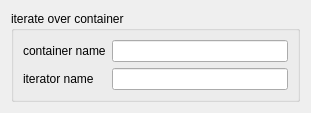
The window that DevelopmentHelper/IterateOverContainer.ui (Ulle84/UllesSourceCode) describes before a commit, drawn with Qt 5.
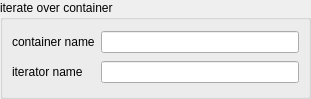
The same window after the commit.

```diff
--- a/DevelopmentHelper/IterateOverContainer.ui
+++ b/DevelopmentHelper/IterateOverContainer.ui
@@ -14,6 +14,18 @@
    <string>Form</string>
   </property>
   <layout class="QGridLayout" name="gridLayout">
+   <property name="leftMargin">
+    <number>0</number>
+   </property>
+   <property name="topMargin">
+    <number>0</number>
+   </property>
+   <property name="rightMargin">
+    <number>0</number>
+   </property>
+   <property name="bottomMargin">
+    <number>0</number>
+   </property>
    <item row="0" column="0">
     <widget class="QGroupBox" name="groupBox_3">
      <property name="title">
```
